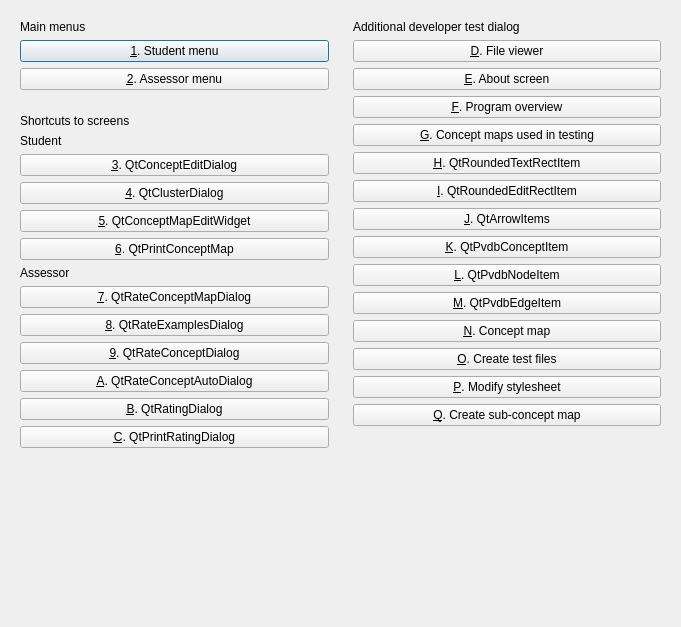
Old version of the form Projects/ProjectBrainweaver/qtpvdbmenudialog.ui in the repository richelbilderbeek/ProjectRichelBilderbeek.
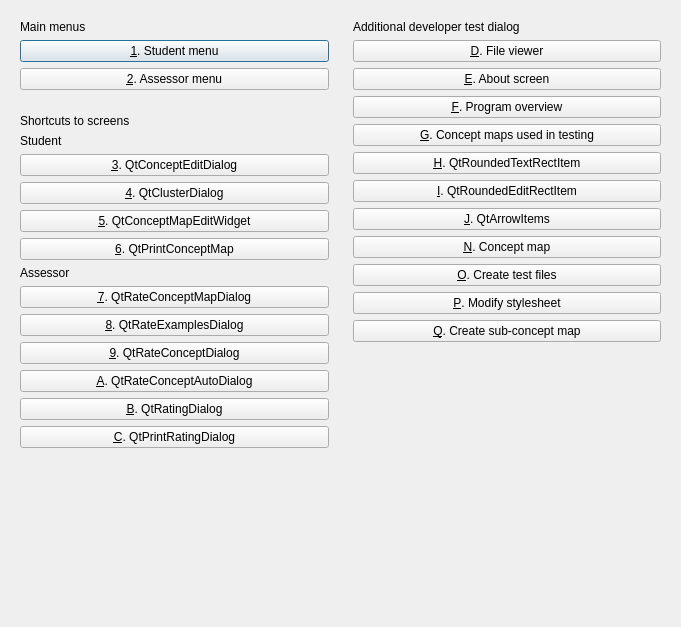
New version of the form. Icons and pictures are not drawn.

What changed in the file:
```diff
--- a/Projects/ProjectBrainweaver/qtpvdbmenudialog.ui
+++ b/Projects/ProjectBrainweaver/qtpvdbmenudialog.ui
@@ -114,31 +114,7 @@
        </widget>
       </item>
       <item>
-       <widget class="QPushButton" name="button_test_conceptitem">
-        <property name="text">
-         <string>&amp;K. QtPvdbConceptItem</string>
-        </property>
-       </widget>
-      </item>
-      <item>
-       <widget class="QPushButton" name="button_test_node_item">
-        <property name="text">
-         <string>&amp;L. QtPvdbNodeItem</string>
-        </property>
-       </widget>
-      </item>
-      <item>
-       <widget class="QPushButton" name="button_test_edge_item">
-        <property name="enabled">
-         <bool>true</bool>
-        </property>
-        <property name="text">
-         <string>&amp;M. QtPvdbEdgeItem</string>
-        </property>
-       </widget>
-      </item>
-      <item>
-       <widget class="QPushButton" name="button_test_conceptmap_2">
+       <widget class="QPushButton" name="button_test_conceptmaps">
         <property name="enabled">
          <bool>true</bool>
         </property>
```
Left out of the diff: 5 changed lines with no effect on the pictures.
